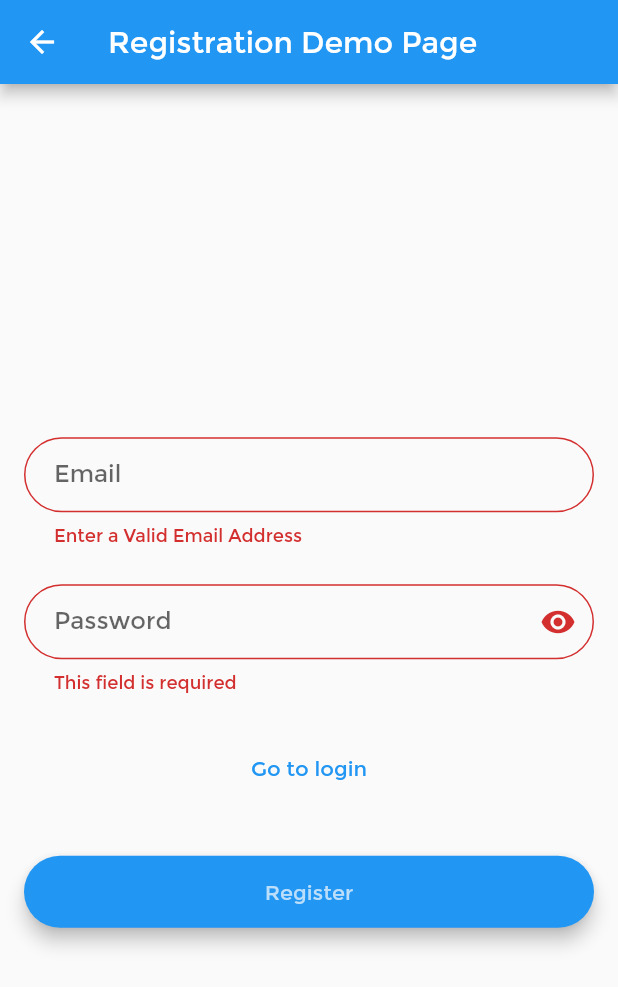
After one commit to khvitri/CapyEncryptionWeb, a Flutter app: the Register screen opened directly, on a phone screen of 412 x 824 dp. The commit adds this screen. Shown: the top 987 px of the screen. Run offline on Flutter 3.47's test engine with Material 2 defaults, Android fonts, the light colour scheme and no system bars; our stand-ins replace file_picker, firebase_auth, firebase_core; missing offline and left inert: encrypt; accounts and stored records are empty; network calls fail.

Commit message:
Made LoginFiles

```diff
--- a/lib/Navbar/Navbar.dart
+++ b/lib/Navbar/Navbar.dart
@@ -1,4 +1,6 @@
 import 'package:flutter/material.dart';
+import 'package:flutter_webpage/screens/authenticate/login.dart';
+import 'package:flutter_webpage/screens/home/home.dart';
 
 class Navbar extends StatelessWidget {
   @override
@@ -60,9 +62,12 @@ class DesktopNavbar extends StatelessWidget {
                   color: Color.fromARGB(255, 19, 126, 38),
                   shape: RoundedRectangleBorder(
                       borderRadius: BorderRadius.all(Radius.circular(20.0))),
-                  onPressed: () {},
+                  onPressed: () {
+                    Navigator.push(context,
+                        MaterialPageRoute(builder: (context) => Login()));
+                  },
                   child: Text(
-                    "Pull Up",
+                    "Login/Regsiter",
                     style: TextStyle(color: Colors.white),
                   ),
                 )
--- a/lib/main.dart
+++ b/lib/main.dart
@@ -2,6 +2,10 @@ import 'package:flutter/material.dart';
 import 'package:flutter_webpage/LandingPage/LandingPage.dart';
 import 'package:flutter_webpage/Navbar/Navbar.dart';
 import 'package:firebase_core/firebase_core.dart';
+
+import 'services/auth.dart';
+import 'models/FirebaseUser.dart';
+import 'screens/wrapper.dart';
 
 void main() async {
   WidgetsFlutterBinding.ensureInitialized();
--- /dev/null
+++ b/lib/models/FirebaseUser.dart
@@ -0,0 +1,5 @@
+class FirebaseUser {
+  final String? uid;
+  final String? code; //code firebaseauth excemption
+  FirebaseUser({this.uid, this.code});
+}
--- /dev/null
+++ b/lib/models/loginuser.dart
@@ -0,0 +1,6 @@
+class LoginUser {
+  final String? email;
+  final String? password;
+
+  LoginUser({this.email, this.password});
+}
--- /dev/null
+++ b/lib/screens/authenticate/registar.dart
@@ -0,0 +1,142 @@
+import 'package:flutter_webpage/models/loginuser.dart';
+import 'package:flutter_webpage/services/auth.dart';
+import 'package:flutter/material.dart';
+
+class Register extends StatefulWidget {
+  final Function? toggleView;
+  Register({this.toggleView});
+
+  @override
+  State<StatefulWidget> createState() {
+    return _Register();
+  }
+}
+
+class _Register extends State<Register> {
+  final AuthService _auth = new AuthService();
+
+  bool _obscureText = true;
+  final _email = TextEditingController();
+  final _password = TextEditingController();
+  final GlobalKey<FormState> _formKey = GlobalKey<FormState>();
+  @override
+  Widget build(BuildContext context) {
+    final emailField = TextFormField(
+        controller: _email,
+        autofocus: false,
+        validator: (value) {
+          if (value != null) {
+            if (value.contains('@') && value.endsWith('.com')) {
+              return null;
+            }
+            return 'Enter a Valid Email Address';
+          }
+        },
+        decoration: InputDecoration(
+            contentPadding: const EdgeInsets.fromLTRB(20.0, 15.0, 20.0, 15.0),
+            hintText: "Email",
+            border:
+                OutlineInputBorder(borderRadius: BorderRadius.circular(32.0))));
+
+    final passwordField = TextFormField(
+        obscureText: _obscureText,
+        controller: _password,
+        autofocus: false,
+        validator: (value) {
+          if (value == null || value.trim().isEmpty) {
+            return 'This field is required';
+          }
+          if (value.trim().length < 8) {
+            return 'Password must be at least 8 characters in length';
+          }
+          // Return null if the entered password is valid
+          return null;
+        },
+        decoration: InputDecoration(
+            contentPadding: const EdgeInsets.fromLTRB(20.0, 15.0, 20.0, 15.0),
+            hintText: "Password",
+            suffixIcon: IconButton(
+              icon:
+                  Icon(_obscureText ? Icons.visibility : Icons.visibility_off),
+              onPressed: () {
+                setState(() {
+                  _obscureText = !_obscureText;
+                });
+              },
+            ),
+            border:
+                OutlineInputBorder(borderRadius: BorderRadius.circular(32.0))));
+
+    final txtbutton = TextButton(
+        onPressed: () {
+          widget.toggleView!();
+        },
+        child: const Text('Go to login'));
+
+    final registerButton = Material(
+      elevation: 5.0,
+      borderRadius: BorderRadius.circular(30.0),
+      color: Theme.of(context).primaryColor,
+      child: MaterialButton(
+        minWidth: MediaQuery.of(context).size.width,
+        padding: const EdgeInsets.fromLTRB(20.0, 15.0, 20.0, 15.0),
+        onPressed: () async {
+          if (_formKey.currentState!.validate()) {
+            dynamic result = await _auth.registerEmailPassword(
+                LoginUser(email: _email.text, password: _password.text));
+            if (result.uid == null) {
+              //null means unsuccessfull authentication
+              showDialog(
+                  context: context,
+                  builder: (context) {
+                    return AlertDialog(
+                      content: Text(result.code),
+                    );
+                  });
+            }
+          }
+        },
+        child: Text(
+          "Register",
+          style: TextStyle(color: Theme.of(context).primaryColorLight),
+          textAlign: TextAlign.center,
+        ),
+      ),
+    );
+
+    return Scaffold(
+      resizeToAvoidBottomInset: false,
+      appBar: AppBar(
+        title: const Text('Registration Demo Page'),
+        backgroundColor: Theme.of(context).primaryColor,
+      ),
+      body: Column(
+        mainAxisAlignment: MainAxisAlignment.center,
+        children: [
+          Form(
+            autovalidateMode: AutovalidateMode.always,
+            key: _formKey,
+            child: Padding(
+              padding: const EdgeInsets.all(16.0),
+              child: Column(
+                crossAxisAlignment: CrossAxisAlignment.center,
+                mainAxisAlignment: MainAxisAlignment.center,
+                children: <Widget>[
+                  const SizedBox(height: 45.0),
+                  emailField,
+                  const SizedBox(height: 25.0),
+                  passwordField,
+                  const SizedBox(height: 25.0),
+                  txtbutton,
+                  const SizedBox(height: 35.0),
+                  registerButton,
+                  const SizedBox(height: 15.0),
+                ],
+              ),
+            ),
+          ),
+        ],
+      ),
+    );
+  }
+}
--- a/pubspec.yaml
+++ b/pubspec.yaml
@@ -19,6 +19,8 @@ environment:
 dependencies:
   flutter:
     sdk: flutter
+  firebase_auth: ^4.1.1
+  provider: ^6.0.4
 
   #firebase core for web
   firebase_core: ^2.1.1
```
Also changed, not shown: lib/screens/authenticate/handler.dart (added, +31 -0 lines), lib/screens/authenticate/login.dart (added, +173 -0 lines), lib/screens/home/home.dart (added, +42 -0 lines), lib/screens/wrapper.dart (added, +19 -0 lines), lib/services/auth.dart (added, +68 -0 lines), pubspec.lock.
